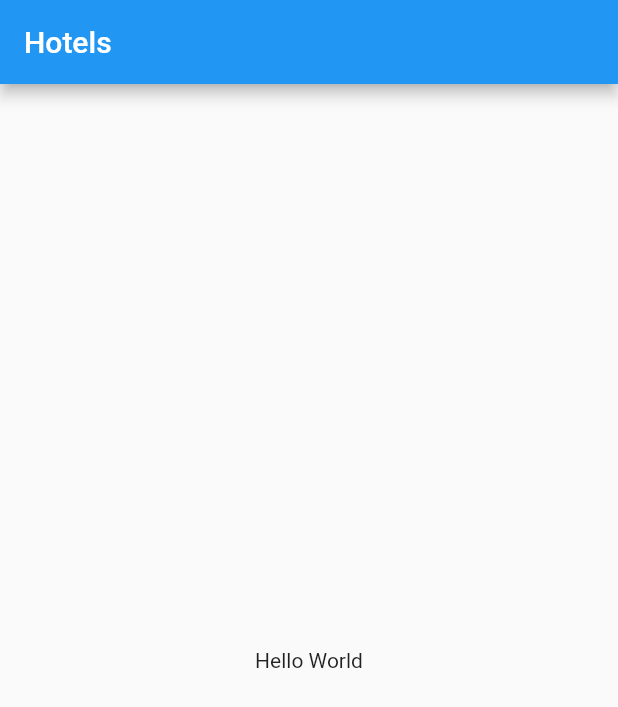
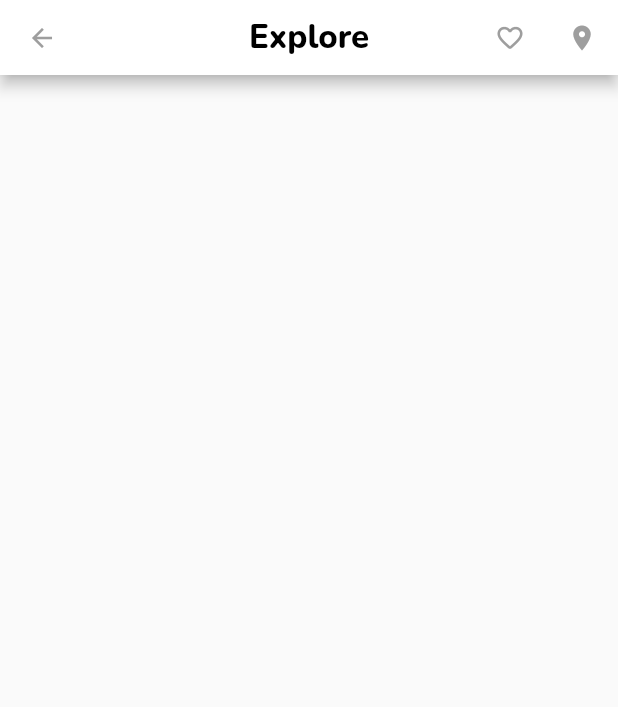
Before and after one commit to baptistemcn/hotels, a Flutter app: the screen it shows after launch, on a phone screen of 412 x 824 dp. Shown: the top 707 px of the screen. Run offline on Flutter 3.47's test engine with Material 2 defaults, Android fonts, the phone set to English and light mode, and no system bars; our stand-ins replace google_fonts.

Commit message:
feat: Custom App Bar

```diff
--- a/lib/main.dart
+++ b/lib/main.dart
@@ -1,19 +1,70 @@
 import 'package:flutter/material.dart';
+import 'package:google_fonts/google_fonts.dart';
+
+const global_green = Color(0xFF54D3C2);
 
 void main() {
   runApp(MyApp());
 }
 
 class MyApp extends StatelessWidget {
-  // This widget is the root of your application.
   @override
   Widget build(BuildContext context) {
     return MaterialApp(
-      title: 'Hotels',
-      home: Scaffold(
-        appBar: AppBar(title: const Text('Hotels')),
-        body: const Center(child: Text('Hello World')),
-      ),
+        debugShowCheckedModeBanner: false,
+        title: 'Hotels Booking',
+        home: HomePage());
+  }
+}
+
+class HomePage extends StatelessWidget {
+  @override
+  Widget build(BuildContext context) {
+    return Scaffold(
+      appBar: CustomAppBar(),
+      body: Container(),
     );
   }
 }
+
+class CustomAppBar extends StatelessWidget implements PreferredSizeWidget {
+  Size get preferredSize => new Size.fromHeight(50);
+  @override
+  Widget build(BuildContext context) {
+    return AppBar(
+      leading: IconButton(
+        icon: Icon(
+          Icons.arrow_back,
+          color: Colors.grey[500],
+          size: 20,
+        ),
+        onPressed: null,
+      ),
+      title: Text(
+        'Explore',
+        style: GoogleFonts.nunito(
+            color: Colors.black, fontSize: 22, fontWeight: FontWeight.w800),
+      ),
+      actions: [
+        IconButton(
+          icon: Icon(
+            Icons.favorite_outline_rounded,
+            color: Colors.grey[500],
+            size: 20,
+          ),
+          onPressed: null,
+        ),
+        IconButton(
+          icon: Icon(
+            Icons.place,
+            color: Colors.grey[500],
+            size: 20,
+          ),
+          onPressed: null,
+        ),
+      ],
+      centerTitle: true,
+      backgroundColor: Colors.white,
+    );
+  }
+}
```
Also changed, not shown: assets/images/hotel_1.png (added), assets/images/hotel_2.png (added), assets/images/hotel_3.png (added), assets/images/hotel_4.png (added).
